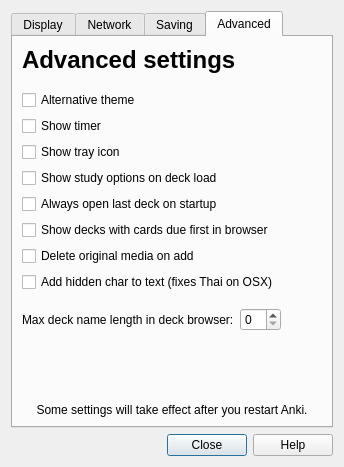
The window that designer/preferences.ui (ankitects/anki) describes before a commit, drawn with Qt 5.
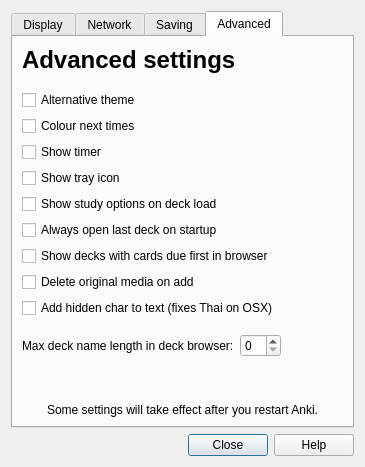
The same window after the commit. The open tabs and pages were chosen to show the change.

Commit message: colour times by default, add another mac build script

```diff
--- a/designer/preferences.ui
+++ b/designer/preferences.ui
@@ -6,7 +6,7 @@
    <rect>
     <x>0</x>
     <y>0</y>
-    <width>332</width>
+    <width>365</width>
     <height>467</height>
    </rect>
   </property>
@@ -513,7 +513,7 @@
            </property>
           </widget>
          </item>
-         <item row="5" column="0">
+         <item row="6" column="0">
           <widget class="QCheckBox" name="showTimer">
            <property name="text">
             <string>Show timer</string>
@@ -543,48 +543,55 @@
            </property>
           </widget>
          </item>
-         <item row="7" column="0">
+         <item row="8" column="0">
           <widget class="QCheckBox" name="showStudyOptions">
            <property name="text">
             <string>Show study options on deck load</string>
            </property>
           </widget>
          </item>
-         <item row="6" column="0">
+         <item row="7" column="0">
           <widget class="QCheckBox" name="showTray">
            <property name="text">
             <string>Show tray icon</string>
            </property>
           </widget>
          </item>
-         <item row="11" column="0">
+         <item row="12" column="0">
           <widget class="QCheckBox" name="addZeroSpace">
            <property name="text">
             <string>Add hidden char to text (fixes Thai on OSX)</string>
            </property>
           </widget>
          </item>
-         <item row="8" column="0">
+         <item row="9" column="0">
           <widget class="QCheckBox" name="openLastDeck">
            <property name="text">
             <string>Always open last deck on startup</string>
            </property>
           </widget>
          </item>
-         <item row="9" column="0">
+         <item row="10" column="0">
           <widget class="QCheckBox" name="deckBrowserOrder">
            <property name="text">
             <string>Show decks with cards due first in browser</string>
            </property>
           </widget>
          </item>
-         <item row="10" column="0">
+         <item row="11" column="0">
           <widget class="QCheckBox" name="deleteMedia">
            <property name="text">
             <string>Delete original media on add</string>
            </property>
           </widget>
          </item>
+         <item row="5" column="0">
+          <widget class="QCheckBox" name="colourTimes">
+           <property name="text">
+            <string>Colour next times</string>
+           </property>
+          </widget>
+         </item>
         </layout>
        </item>
        <item>
```
Left out of the diff: 1 changed line with no effect on the pictures. The commit also changes 4 other files.
